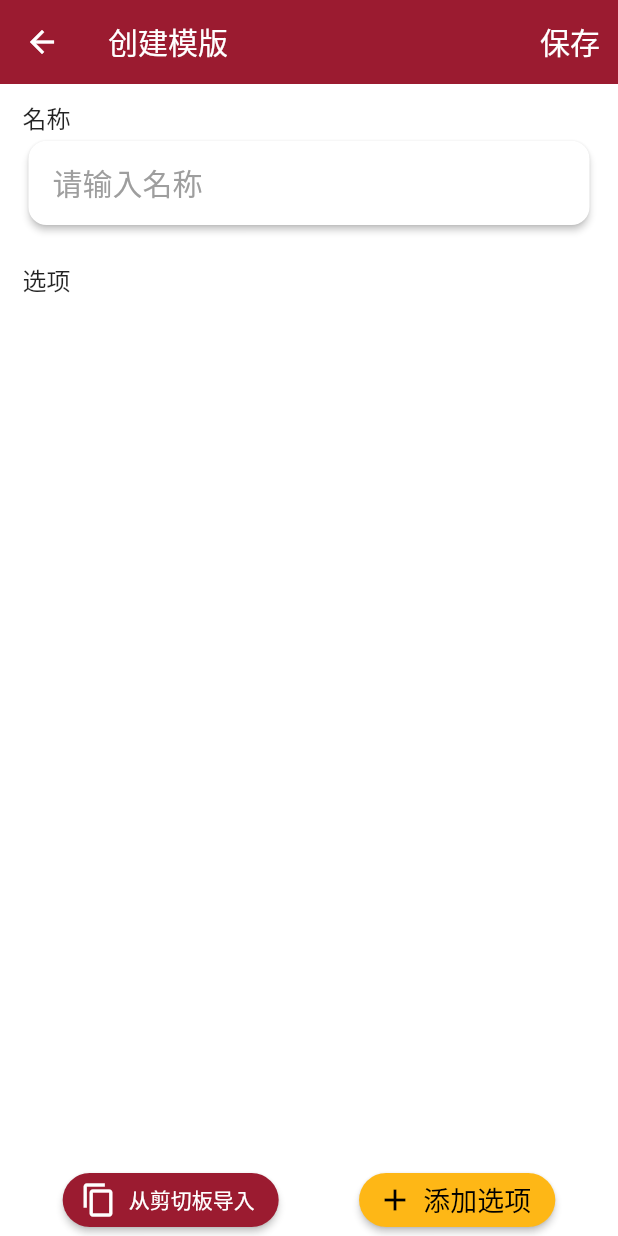
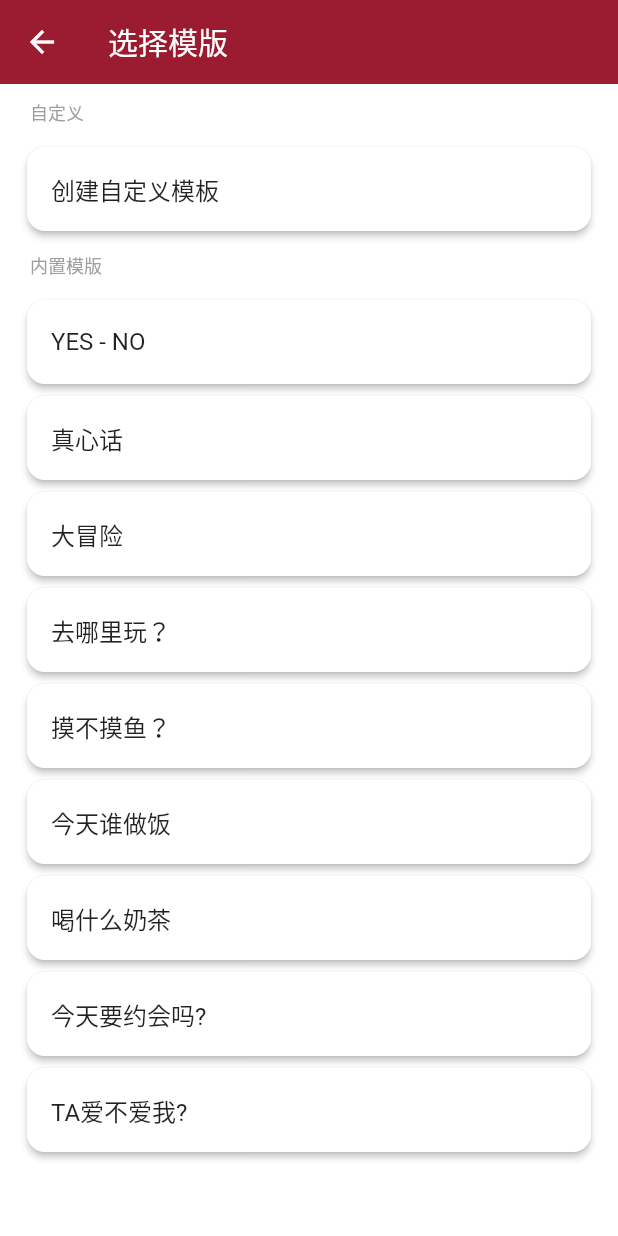
Before and after one commit to woxihejinghao/luckTurntable, a Flutter app: the OptionsPage screen opened directly, after a tap on the "add" icon, on a phone screen of 412 x 824 dp. Run offline on Flutter 3.47's test engine with Material 2 defaults, Android fonts, the phone set to English and light mode, and no system bars; our stand-ins replace flex_color_scheme, flutter_screenutil, fluttertoast, hive, hive_flutter; missing offline and left inert: flutter_vibrate; accounts and stored records are empty; statements that could not run were skipped.

Commit message:
1. 增加本地模版 2. 增加抽选震动

```diff
--- /dev/null
+++ b/assets/sources/template.json
@@ -0,0 +1,105 @@
+[
+    {
+        "name": "YES - NO",
+        "child": [
+            "YES",
+            "NO"
+        ]
+    },
+    {
+        "name": "真心话",
+        "child": [
+            "你们家里谁的脾气最大？",
+            "你对什么过敏吗？",
+            "你吃过自己的鼻涕吗？",
+            "有什么不为人知的技能？",
+            "理想型是什么样的男生/女生？",
+            "对自己哪个部位最满意？",
+            "小时候你被爸妈打过几次？因为什么？",
+            "你知道哪些避孕的方法？",
+            "你希望每天和对象在一起的时间是多久？",
+            "做过春梦吗？",
+            "你属于一见钟情还是日久生情？",
+            "最后一次尿床是在多大？",
+            "和多少异性有过非恋爱的暧昧关系？",
+            "讨厌的异性类型？",
+            "初吻在什么时候？"
+        ]
+    },
+    {
+        "name": "大冒险",
+        "child": [
+            "唱《青藏高原》最后一句",
+            "做一个大家都满意的鬼脸",
+            "抱一位异性直到下一轮真心话大冒险结束",
+            "向一位异性表白3分钟",
+            "与一位异性十指相扣，对视10秒",
+            "做自己最性感、最妩媚的表情或动作",
+            "吃下朋友给你夹的任何菜",
+            "模仿脑白金广告，边唱边跳",
+            "摸离自己最近的一位异性的手",
+            "抓着铁门大喊，放我出去。",
+            "对右侧第一位异性说一分钟情话",
+            "打开抖音模仿推荐的第一个人",
+            "大喊 燃烧吧，小宇宙～",
+            "对外大喊我是猪",
+            "对窗外大喊“我好寂寞啊”"
+        ]
+    },
+    {
+        "name": "去哪里玩？",
+        "child": [
+            "北京",
+            "深圳",
+            "杭州",
+            "东北",
+            "青岛",
+            "丽江",
+            "大理",
+            "广州",
+            "桂林",
+            "贵州",
+            "武汉"
+        ]
+    },
+    {
+        "name": "摸不摸鱼？",
+        "child": [
+            "不摸鱼",
+            "摸鱼十分钟",
+            "摸鱼半小时",
+            "摸鱼一小时"
+        ]
+    },
+    {
+        "name": "今天谁做饭",
+        "child": [
+            "老公",
+            "老婆"
+        ]
+    },
+    {
+        "name": "喝什么奶茶",
+        "child": [
+            "柠檬茶",
+            "紫薯芋泥",
+            "水果茶",
+            "苦瓜柠檬",
+            "杨枝甘露"
+        ]
+    },
+    {
+        "name": "今天要约会吗?",
+        "child": [
+            "约",
+            "不约"
+        ]
+    },
+    {
+        "name": "TA爱不爱我?",
+        "child": [
+            "爱",
+            "不爱"
+        ]
+    }
+]
--- a/lib/common/routes.dart
+++ b/lib/common/routes.dart
@@ -1,6 +1,7 @@
 import 'package:luck_turntable/choice_page.dart';
 import 'package:luck_turntable/option_edit_page.dart';
 import 'package:luck_turntable/options_page.dart';
+import 'package:luck_turntable/select_template_page.dart';
 
 /// 路由列表
 final ltRoutes = {
@@ -8,5 +9,7 @@ final ltRoutes = {
   '/options': (context, {arguments}) => const OptionsPage(),
   '/options/edit': (context, {arguments}) => OptionEditPage(
         model: arguments,
-      )
+      ),
+  '/options/selectTemplate': (context, {arguments}) =>
+      const SelectTemplatePage(),
 };
--- a/lib/models/options_model.dart
+++ b/lib/models/options_model.dart
@@ -14,4 +14,16 @@
 
   @HiveField(2, defaultValue: [])
   List<OptionsModel> items = [];
+
+  OptionsModel();
+
+  OptionsModel.withLocalMap(Map map) {
+    name = map["name"];
+    List childs = map["child"];
+    childs.forEach((element) {
+      OptionsModel model = OptionsModel();
+      model.name = element;
+      items.add(model);
+    });
+  }
 }
--- a/lib/option_edit_page.dart
+++ b/lib/option_edit_page.dart
@@ -161,8 +161,8 @@ class _OptionEditPageState extends State<OptionEditPage> {
       title: TextButton(
         child: Text(
           item.name ?? "选项内容",
-          maxLines: 1,
-          overflow: TextOverflow.ellipsis,
+          // maxLines: 1,
+          // overflow: TextOverflow.ellipsis,
           style: TextStyle(
               fontSize: 15,
               color: item.name != null || (item.name?.isEmpty ?? false)
--- a/lib/options_page.dart
+++ b/lib/options_page.dart
@@ -24,7 +24,8 @@ class _OptionsPageState extends State<OptionsPage> {
       ),
       body: SafeArea(child: _buildListView()),
       floatingActionButton: FloatingActionButton(
-        onPressed: () => Navigator.of(context).pushNamed("/options/edit"),
+        onPressed: () =>
+            Navigator.of(context).pushNamed("/options/selectTemplate"),
         child: const Icon(Icons.add),
       ),
     );
--- /dev/null
+++ b/lib/select_template_page.dart
@@ -0,0 +1,98 @@
+import 'dart:convert';
+
+import 'package:flutter/material.dart';
+import 'package:flutter/services.dart';
+import 'package:luck_turntable/common/instances.dart';
+import 'package:luck_turntable/models/options_model.dart';
+
+class SelectTemplatePage extends StatefulWidget {
+  const SelectTemplatePage({Key? key}) : super(key: key);
+
+  @override
+  _SelectTemplatePageState createState() => _SelectTemplatePageState();
+}
+
+class _SelectTemplatePageState extends State<SelectTemplatePage> {
+  List<OptionsModel> _localList = [];
+  @override
+  void initState() {
+    _loadData();
+    super.initState();
+  }
+
+  @override
+  Widget build(BuildContext context) {
+    return Scaffold(
+      appBar: AppBar(
+        title: const Text("选择模版"),
+      ),
+      body: CustomScrollView(
+        slivers: <Widget>[
+          _buildTitle("自定义"),
+          SliverToBoxAdapter(
+            child: Padding(
+              padding: const EdgeInsets.only(left: 14, right: 14),
+              child: InkWell(
+                child: _buildTemplateItem("创建自定义模板"),
+                onTap: () =>
+                    Navigator.pushReplacementNamed(context, "/options/edit"),
+              ),
+            ),
+          ),
+          _buildTitle("内置模版"),
+          _buildListView()
+        ],
+      ),
+    );
+  }
+
+  _buildTemplateItem(String title, {IconData? iconData}) {
+    return Card(
+      elevation: 2,
+      child: ListTile(
+        leading: iconData != null ? Icon(iconData) : null,
+        title: Text(
+          title,
+          style: currentTheme.textTheme.subtitle1,
+        ),
+      ),
+    );
+  }
+
+  _buildTitle(String title) {
+    return SliverToBoxAdapter(
+      child: Padding(
+        padding: const EdgeInsets.fromLTRB(20, 10, 0, 10),
+        child: Text(
+          title,
+          style: const TextStyle(fontSize: 12, color: Colors.grey),
+        ),
+      ),
+    );
+  }
+
+  _buildListView() {
+    return SliverPadding(
+      padding: const EdgeInsets.fromLTRB(14, 0, 14, 0),
+      sliver: SliverList(
+          delegate: SliverChildBuilderDelegate((context, index) {
+        OptionsModel model = _localList[index];
+
+        return InkWell(
+            onTap: () => Navigator.pushReplacementNamed(
+                context, "/options/edit",
+                arguments: model),
+            child: _buildTemplateItem(model.name ?? ""));
+      }, childCount: _localList.length)),
+    );
+  }
+
+  _loadData() {
+    rootBundle.loadString("assets/sources/template.json").then((value) {
+      List jsonList = jsonDecode(value);
+      setState(() {
+        _localList = jsonList.map((e) => OptionsModel.withLocalMap(e)).toList();
+      });
+    });
+  }
+}
--- a/pubspec.yaml
+++ b/pubspec.yaml
@@ -34,9 +34,11 @@ dependencies:
   hive: ^2.0.5
   hive_flutter: ^1.1.0
   fluttertoast: ^8.0.8
+  flutter_screenutil: ^5.3.1
   # The following adds the Cupertino Icons font to your application.
   # Use with the CupertinoIcons class for iOS style icons.
   cupertino_icons: ^1.0.2
+  flutter_vibrate: ^1.3.0
 
 dev_dependencies:
   hive_generator: ^1.1.2
@@ -66,6 +68,7 @@ flutter:
   assets:
     - assets/images/heart.png
     - assets/images/point.png
+    - assets/sources/template.json
 
   # An image asset can refer to one or more resolution-specific "variants", see
   # https://flutter.dev/assets-and-images/#resolution-aware.
```
Also changed, not shown: lib/choice_page.dart (+39 -16 lines), lib/main.dart (+18 -0 lines), lib/view/turntable_paint.dart (renamed from lib/turntable_paint.dart, +15 -5 lines), pubspec.lock, 2 other files.
